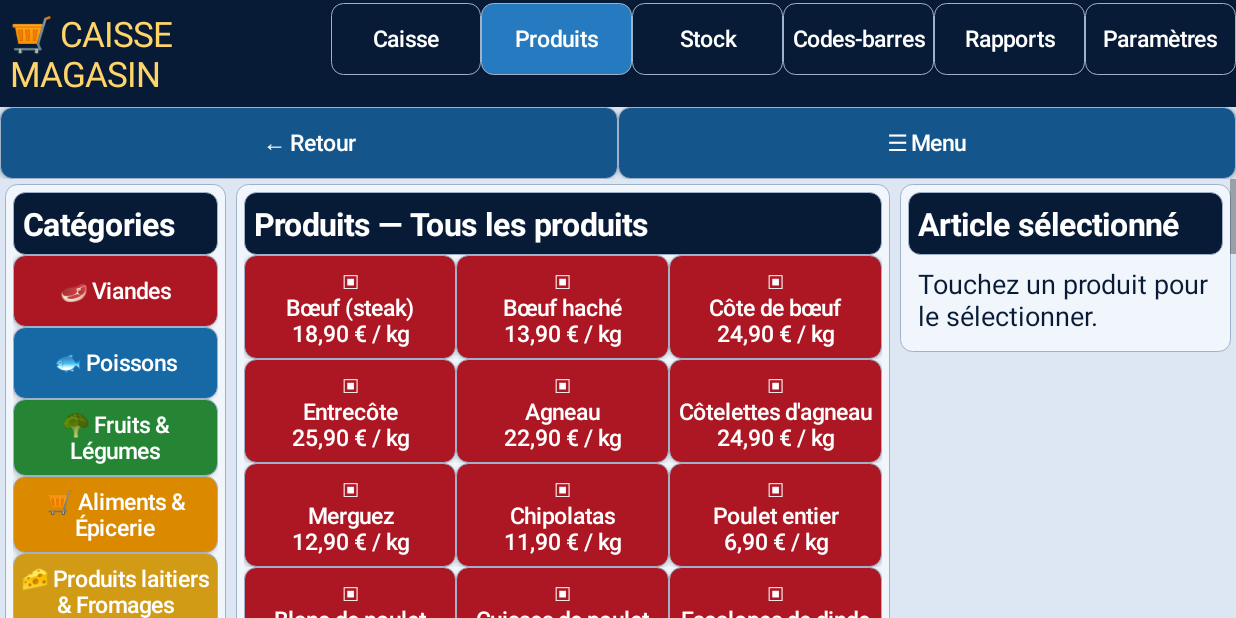
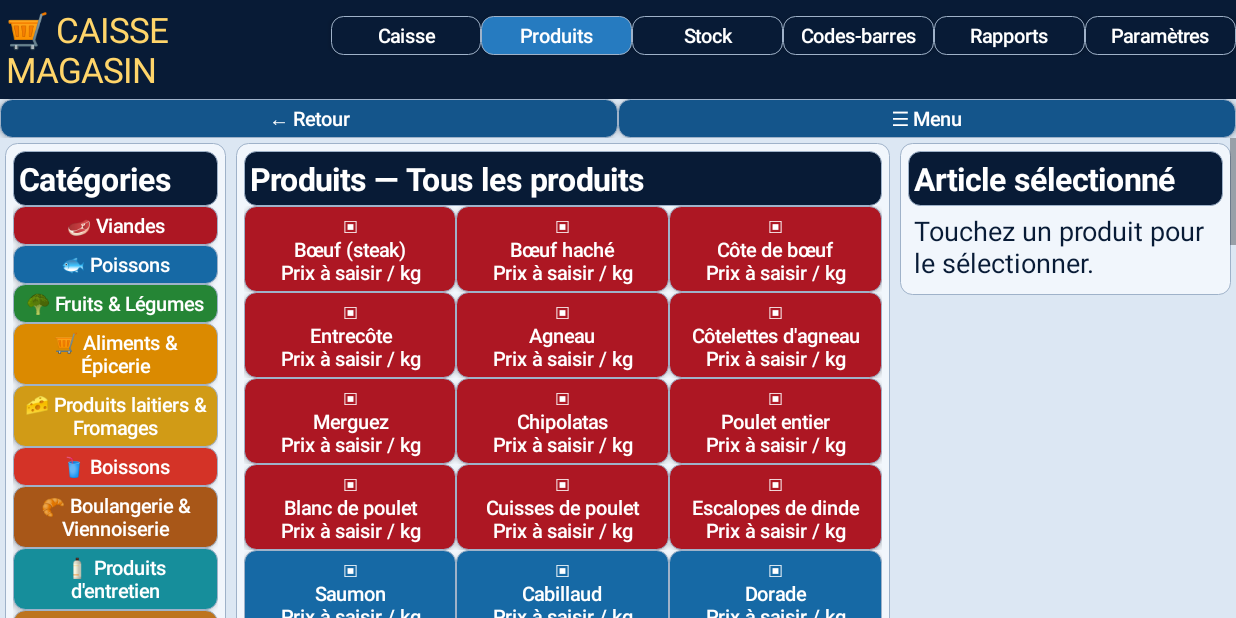
Before and after one commit to hadjahmedkad-ui/Caisse-Magasin, an Android app: the screen it shows after launch (MainActivity), after a tap on "Produits", on a phone screen of 824 x 412 dp (held sideways). Run offline under Robolectric (Android 15) with nearby library versions, the phone set to English and light mode, and no system bars.

Commit message:
Supprimer les prix inventés et rendre les prix produits modifiables; compacter les cases

```diff
--- a/app/src/main/java/com/caissemagasin/app/MainActivity.java
+++ b/app/src/main/java/com/caissemagasin/app/MainActivity.java
@@ -20,7 +20,7 @@ public class MainActivity extends Activity {
  String[] units={"pièce","kg","g","L","mL","bouteille","canette","boîte","carton","sachet","pack","paquet","barquette","pot","bidon","rouleau"};
  @Override public void onCreate(Bundle b){super.onCreate(b);getWindow().getDecorView().setSystemUiVisibility(View.SYSTEM_UI_FLAG_FULLSCREEN);load();show("Caisse");}
  JSONObject item(String name,String cat,String code,String unit,double cost,double price,double stock){JSONObject o=new JSONObject();try{o.put("name",name);o.put("cat",cat);o.put("code",code);o.put("unit",unit);o.put("cost",cost);o.put("price",price);o.put("stock",stock);}catch(Exception e){}return o;}
- void load(){try{JSONObject d=new JSONObject(getPreferences(0).getString("data","{}"));for(String k:new String[]{"products","cart","sales"}){JSONArray a=d.optJSONArray(k);if(a==null)continue;ArrayList<JSONObject> dest=k.equals("products")?products:k.equals("cart")?cart:sales;for(int i=0;i<a.length();i++)dest.add(a.getJSONObject(i));}}catch(Exception e){} if(products.isEmpty()&&getPreferences(0).getBoolean("firstLaunch",true)){seedProducts();getPreferences(0).edit().putBoolean("firstLaunch",false).apply();}}
+ void load(){try{JSONObject d=new JSONObject(getPreferences(0).getString("data","{}"));for(String k:new String[]{"products","cart","sales"}){JSONArray a=d.optJSONArray(k);if(a==null)continue;ArrayList<JSONObject> dest=k.equals("products")?products:k.equals("cart")?cart:sales;for(int i=0;i<a.length();i++)dest.add(a.getJSONObject(i));}}catch(Exception e){} if(products.isEmpty()&&getPreferences(0).getBoolean("firstLaunch",true)){seedProducts();getPreferences(0).edit().putBoolean("firstLaunch",false).apply();} if(!getPreferences(0).getBoolean("pricesClearedV1",false)){for(JSONObject p:products){if(p.optString("code").startsWith("INT")){try{p.put("price",0);}catch(Exception e){}}}save();getPreferences(0).edit().putBoolean("pricesClearedV1",true).apply();}}
  void seedProducts(){
  String[][] entries={
  {"Viandes","Bœuf (steak)","kg","18.90"},{"Viandes","Bœuf haché","kg","13.90"},{"Viandes","Côte de bœuf","kg","24.90"},{"Viandes","Entrecôte","kg","25.90"},{"Viandes","Agneau","kg","22.90"},{"Viandes","Côtelettes d'agneau","kg","24.90"},{"Viandes","Merguez","kg","12.90"},{"Viandes","Chipolatas","kg","11.90"},{"Viandes","Poulet entier","kg","6.90"},{"Viandes","Blanc de poulet","kg","13.90"},{"Viandes","Cuisses de poulet","kg","8.90"},{"Viandes","Escalopes de dinde","kg","12.90"},
@@ -35,14 +35,14 @@ public class MainActivity extends Activity {
  {"Électricité","Ampoule LED","pièce","4.90"},{"Électricité","Prise","pièce","5.50"},{"Électricité","Rallonge","pièce","9.90"},{"Électricité","Pile AA","paquet","4.50"},{"Électricité","Interrupteur","pièce","6.90"},
  {"Autres produits","Sac réutilisable","pièce","1.50"},{"Autres produits","Papier cadeau","rouleau","2.20"},{"Autres produits","Pile bouton","pièce","2.90"}
  };
- int i=10001;for(String[] e:entries){JSONObject p=item(e[1],e[0],"INT"+(i++),e[2],0,num(e[3]),0);products.add(p);}save();
+ int i=10001;for(String[] e:entries){JSONObject p=item(e[1],e[0],"INT"+(i++),e[2],0,0,0);products.add(p);}save();
  }
   void save(){try{JSONObject d=new JSONObject();d.put("products",new JSONArray(products));d.put("cart",new JSONArray(cart));d.put("sales",new JSONArray(sales));getPreferences(0).edit().putString("data",d.toString()).apply();}catch(Exception e){}}
  LinearLayout col(){LinearLayout x=new LinearLayout(this);x.setOrientation(1);return x;}
  LinearLayout row(){LinearLayout x=new LinearLayout(this);x.setOrientation(0);return x;}
  GradientDrawable bg(int c){GradientDrawable g=new GradientDrawable();g.setColor(c);g.setCornerRadius(12);g.setStroke(1,0xff9fb2c9);return g;}
- TextView txt(String s,int size,int color){TextView t=new TextView(this);t.setText(s);t.setTextColor(color);t.setTextSize(size);t.setPadding(10,10,10,10);return t;}
- Button btn(String s,int c,Runnable action){Button b=new Button(this);b.setAllCaps(false);b.setText(s);b.setTextSize(15);b.setTextColor(Color.WHITE);b.setBackground(bg(c));b.setPadding(8,10,8,10);b.setOnClickListener(v->action.run());return b;}
+ TextView txt(String s,int size,int color){TextView t=new TextView(this);t.setText(s);t.setTextColor(color);t.setTextSize(size);t.setPadding(6,6,6,6);return t;}
+ Button btn(String s,int c,Runnable action){Button b=new Button(this);b.setAllCaps(false);b.setText(s);b.setTextSize(13);b.setMinHeight(0);b.setMinimumHeight(0);b.setTextColor(Color.WHITE);b.setBackground(bg(c));b.setPadding(5,6,5,6);b.setOnClickListener(v->action.run());return b;}
  void add(LinearLayout p,View v,float w){p.addView(v,new LinearLayout.LayoutParams(0,-2,w));}
  LinearLayout panel(LinearLayout p,String title){LinearLayout x=col();x.setPadding(8,8,8,8);x.setBackground(bg(0xfff1f6fc));LinearLayout.LayoutParams lp=new LinearLayout.LayoutParams(-1,-2);lp.setMargins(5,5,5,5);p.addView(x,lp);TextView h=txt(title,21,Color.WHITE);h.setTypeface(null,Typeface.BOLD);h.setBackground(bg(navy));x.addView(h);return x;}
  EditText field(String hint,String val){EditText e=new EditText(this);e.setSingleLine(true);e.setHint(hint);e.setText(val);e.setTextSize(18);e.setBackground(bg(Color.WHITE));e.setPadding(10,10,10,10);return e;}
@@ -80,7 +80,7 @@ public class MainActivity extends Activity {
  if(category!=null&&!category.equals(p.optString("cat")))continue;
  if(count%3==0){grid=row();list.addView(grid);}
  count++;
- String label="▣\n"+p.optString("name")+"\n"+eur(p.optDouble("price"))+" / "+p.optString("unit");
+ String label="▣\n"+p.optString("name")+"\n"+(p.optDouble("price")>0?eur(p.optDouble("price")):"Prix à saisir")+" / "+p.optString("unit");
  int color=catColors[Math.max(0,Arrays.asList(cats).indexOf(p.optString("cat")))];
  add(grid,btn(label,color,()->{chosen=p.optString("name");chosenCode=p.optString("code");produits(category);}),1);
  }
@@ -89,16 +89,16 @@ public class MainActivity extends Activity {
  JSONObject p=find(chosenCode);
  if(p==null){selection.addView(txt("Touchez un produit pour le sélectionner.",18,navy));return;}
  selection.addView(txt(p.optString("name"),23,navy));
- selection.addView(txt("Prix unitaire : "+eur(p.optDouble("price"))+" / "+p.optString("unit"),19,green));
+ selection.addView(txt("Prix unitaire / "+p.optString("unit"),16,navy));EditText sellingPrice=field("Prix de vente à saisir",p.optDouble("price")>0?String.valueOf(p.optDouble("price")):"");selection.addView(sellingPrice);selection.addView(btn("Modifier le prix",blue,()->{double v=num(sellingPrice.getText().toString());if(sellingPrice.getText().toString().trim().isEmpty()||v<0){toast("Saisir un prix valide");return;}try{p.put("price",v);}catch(Exception e){}save();produits(category);}));
  selection.addView(txt("Stock actuel : "+p.optDouble("stock")+" "+p.optString("unit"),17,navy));
  EditText amount=field("Quantité","1");selection.addView(amount);
  selection.addView(btn("−",blue,()->amount.setText(String.valueOf(Math.max(0,num(amount.getText().toString())-1)))));
  selection.addView(btn("+",blue,()->amount.setText(String.valueOf(num(amount.getText().toString())+1))));
  selection.addView(btn("🛒 Ajouter à la vente",green,()->{
- double q=num(amount.getText().toString());if(q<=0){toast("Quantité incorrecte");return;}
+ double q=num(amount.getText().toString());if(q<=0){toast("Quantité incorrecte");return;}if(sellingPrice.getText().toString().trim().isEmpty()){toast("Saisissez le prix de vente");return;}double selectedPrice=num(sellingPrice.getText().toString());if(selectedPrice<0){toast("Prix incorrect");return;}
  double reserved=0;for(JSONObject c:cart)if(c.optString("code").equals(p.optString("code")))reserved+=c.optDouble("qty");
  if(q+reserved>p.optDouble("stock")){toast("Stock insuffisant : renseignez le stock réel dans Stock");return;}
- JSONObject line=item(p.optString("name"),p.optString("cat"),p.optString("code"),p.optString("unit"),p.optDouble("cost"),p.optDouble("price"),0);
+ JSONObject line=item(p.optString("name"),p.optString("cat"),p.optString("code"),p.optString("unit"),p.optDouble("cost"),selectedPrice,0);
  try{line.put("qty",q);}catch(Exception e){}
  cart.add(line);save();show("Caisse");
  }));
```
